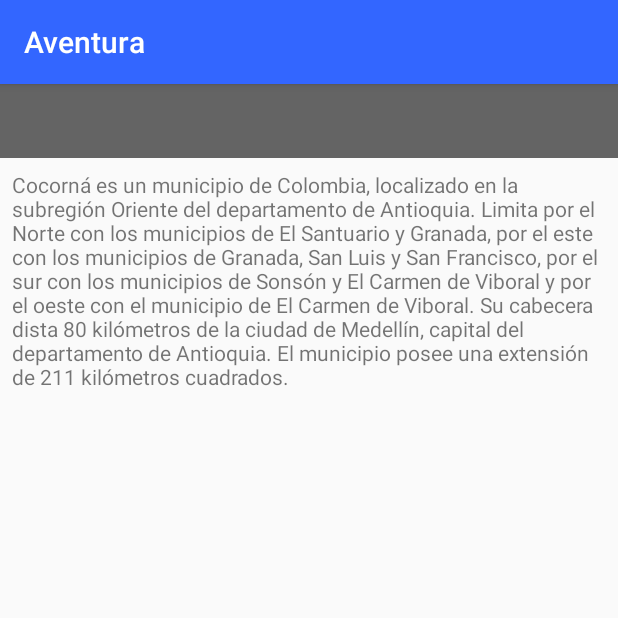
After one commit to jose6palabras/AventuraProte, an Android app: the ContainerActivity screen opened directly, with no data from a screen before it, on a phone screen of 412 x 824 dp, the top half of it. The commit adds this screen. Run offline under Robolectric (Android 15) with nearby library versions, the phone set to English and light mode, and no system bars.

Commit message:
fifth commit, It includes sites activity implementation and menuHome siteActivity connection.

```diff
--- a/app/src/main/AndroidManifest.xml
+++ b/app/src/main/AndroidManifest.xml
@@ -19,7 +19,9 @@
         <activity
             android:name=".View.Home.HomeActivity"
             android:label="@string/title_activity_home"
-            android:theme="@style/AppTheme.NoActionBar"></activity>
+            android:theme="@style/AppTheme.NoActionBar" />
+        <activity android:name=".View.Sites.SitesActivity" />
+        <activity android:name=".View.Sites.ContainerActivity"></activity>
     </application>
 
 </manifest>
--- /dev/null
+++ b/app/src/main/java/com/grupodetec/aventuraprote/View/Sites/ContainerActivity.java
@@ -0,0 +1,37 @@
+package com.grupodetec.aventuraprote.View.Sites;
+
+import android.support.v7.app.AppCompatActivity;
+import android.os.Bundle;
+import android.widget.ImageView;
+import android.widget.TextView;
+
+import com.grupodetec.aventuraprote.R;
+
+public class ContainerActivity extends AppCompatActivity {
+
+    @Override
+    protected void onCreate(Bundle savedInstanceState) {
+        super.onCreate(savedInstanceState);
+        setContentView(R.layout.activity_container);
+        getIncomingIntent();
+    }
+    private void getIncomingIntent() {
+        if (getIntent().hasExtra("image") && getIntent().hasExtra("name") && getIntent().hasExtra("local")) {
+            int cardview_photo_id = getIntent().getIntExtra("image", R.drawable.ic_launcher_background);
+            String cardview_name = getIntent().getStringExtra("name");
+            String cardview_local = getIntent().getStringExtra("local");
+            setContent(cardview_photo_id, cardview_name, cardview_local);
+        }
+    }
+    private void setContent(int photo_id, String name, String local){
+        ImageView imageView = findViewById(R.id.container_image);
+        imageView.setImageResource(photo_id);
+
+        TextView textViewname = findViewById(R.id.container_title);
+        textViewname.setText(name);
+
+        TextView textViewlocal = findViewById(R.id.container_local);
+        textViewlocal.setText(local);
+    }
+
+}
--- /dev/null
+++ b/app/src/main/res/layout/activity_container.xml
@@ -0,0 +1,44 @@
+<?xml version="1.0" encoding="utf-8"?>
+<LinearLayout
+    xmlns:android="http://schemas.android.com/apk/res/android"
+    android:layout_width="match_parent"
+    android:layout_height="match_parent"
+    android:weightSum="100"
+    android:orientation="vertical">
+    <ImageView
+        android:id="@+id/container_image"
+        android:layout_width="match_parent"
+        android:layout_height="wrap_content"
+        android:scaleType="centerCrop"/>
+    <LinearLayout
+        android:layout_width="match_parent"
+        android:layout_height="wrap_content"
+        android:orientation="vertical"
+        android:layout_gravity="bottom"
+        android:background="@color/transparent_alpha">
+
+        <TextView
+            android:id="@+id/container_title"
+            android:layout_width="match_parent"
+            android:layout_height="wrap_content"
+            android:textSize="20sp"
+            android:textColor="@android:color/white"
+            android:textStyle="bold"
+            android:layout_marginLeft="10dp"
+            android:layout_marginStart="10dp"/>
+        <TextView
+            android:id="@+id/container_local"
+            android:layout_width="match_parent"
+            android:layout_height="wrap_content"
+            android:textColor="@android:color/white"
+            android:textSize="16sp"
+            android:layout_marginLeft="10dp"
+            android:layout_marginStart="10dp"/>
+    </LinearLayout>
+    <TextView
+        android:id="@+id/container_review"
+        android:layout_width="match_parent"
+        android:layout_height="wrap_content"
+        android:text="@string/descripcion"
+        android:layout_margin="8dp"/>
+</LinearLayout>
--- a/app/src/main/res/menu/menu_home_left.xml
+++ b/app/src/main/res/menu/menu_home_left.xml
@@ -9,10 +9,10 @@
             android:id="@+id/home_item_places"
             android:title="@string/places" />
         <item
-            android:id="@+id/nav_todo"
+            android:id="@+id/home_item_do"
             android:title="@string/to_do" />
         <item
-            android:id="@+id/nav_restaurants"
+            android:id="@+id/home_item_restaurants"
             android:title="@string/restaurants" />
         <item
             android:id="@+id/home_item_hotel"
--- a/app/src/main/res/values/strings.xml
+++ b/app/src/main/res/values/strings.xml
@@ -114,5 +114,7 @@
     <string name="navigation_drawer_close">Close navigation drawer</string>
     <string name="Sites">Cocorná una Maravilla</string>
     <string name="food">Antójate</string>
+    <string name="sites">¡Conoce Cocorná!</string>
+    <string name="descripcion">Cocorná es un municipio de Colombia, localizado en la subregión Oriente del departamento de Antioquia. Limita por el Norte con los municipios de El Santuario y Granada, por el este con los municipios de Granada, San Luis y San Francisco, por el sur con los municipios de Sonsón y El Carmen de Viboral y por el oeste con el municipio de El Carmen de Viboral. Su cabecera dista 80 kilómetros de la ciudad de Medellín, capital del departamento de Antioquia. El municipio posee una extensión de 211 kilómetros cuadrados.</string>
 
 </resources>
```
Also changed, not shown: app/src/main/java/com/grupodetec/aventuraprote/Pojo/DataSource.java (added, +60 -0 lines), app/src/main/java/com/grupodetec/aventuraprote/View/Home/HomeActivity.java (+50 -33 lines), app/src/main/java/com/grupodetec/aventuraprote/View/RecyclerViewAdapter.java (+19 -4 lines), app/src/main/java/com/grupodetec/aventuraprote/View/Sites/SitesActivity.java (added, +53 -0 lines), app/src/main/res/layout/activity_sites.xml (added, +20 -0 lines), app/src/main/res/layout/cardview_model_full.xml (added, +42 -0 lines), 1 other file.
